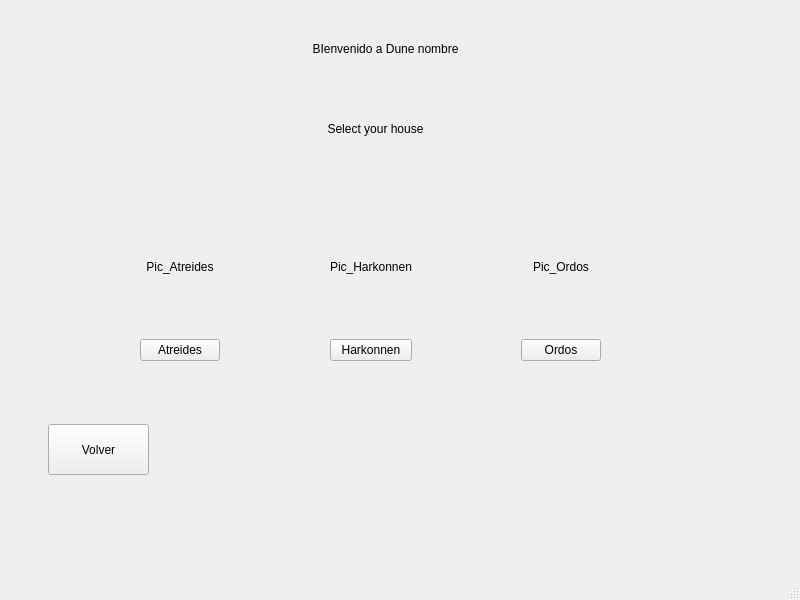
Old version of the form Client/src/loby/mainwindow.ui in the repository dyylanl/Dune.
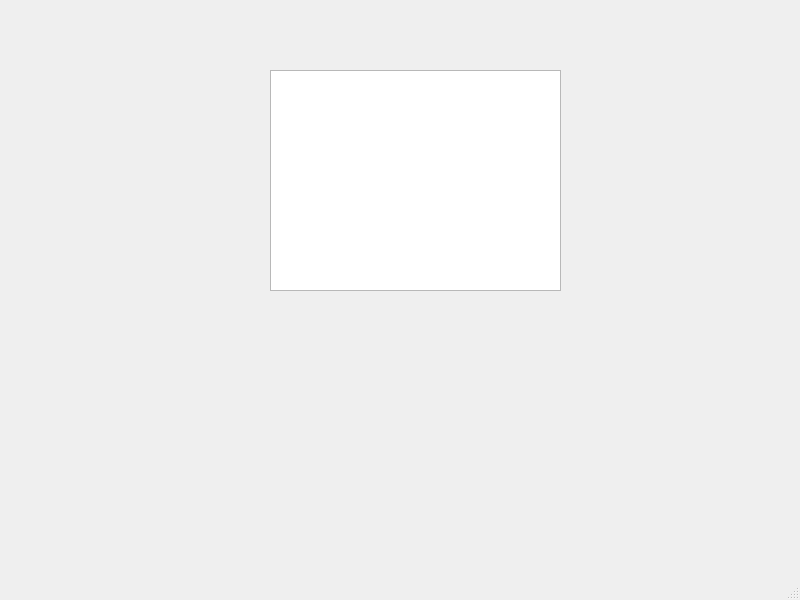
New version of the form.

```diff
--- a/Client/src/loby/mainwindow.ui
+++ b/Client/src/loby/mainwindow.ui
@@ -194,6 +194,18 @@
       </layout>
      </widget>
     </widget>
+    <widget class="QWidget" name="page_lista_patidas">
+     <widget class="QListWidget" name="lista_partidas">
+      <property name="geometry">
+       <rect>
+        <x>260</x>
+        <y>60</y>
+        <width>291</width>
+        <height>221</height>
+       </rect>
+      </property>
+     </widget>
+    </widget>
     <widget class="QWidget" name="page_casas">
      <widget class="QLabel" name="bienvenida_label">
       <property name="geometry">
```
Left out of the diff: 2 changed lines with no effect on the pictures.
